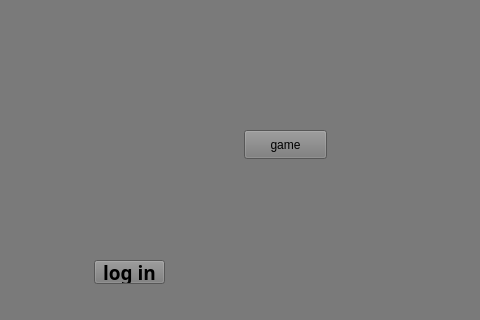
afsharz/Zombie-vs-Plant, file login.ui: the form before one commit; both pictures show x 456 to 936 and y 0 to 320 of the 936 by 529 pixel window.
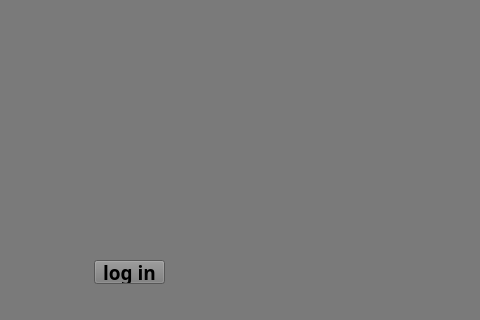
The form after the commit. Icons and pictures are not drawn.

Commit message: Menu of the game

Patch:
```diff
--- a/login.ui
+++ b/login.ui
@@ -272,19 +272,6 @@
     <string>create</string>
    </property>
   </widget>
-  <widget class="QPushButton" name="pushButton_5">
-   <property name="geometry">
-    <rect>
-     <x>700</x>
-     <y>130</y>
-     <width>83</width>
-     <height>29</height>
-    </rect>
-   </property>
-   <property name="text">
-    <string>game</string>
-   </property>
-  </widget>
   <widget class="QPushButton" name="pushButton_4">
    <property name="geometry">
     <rect>
```
The commit also changes 15 other files.
